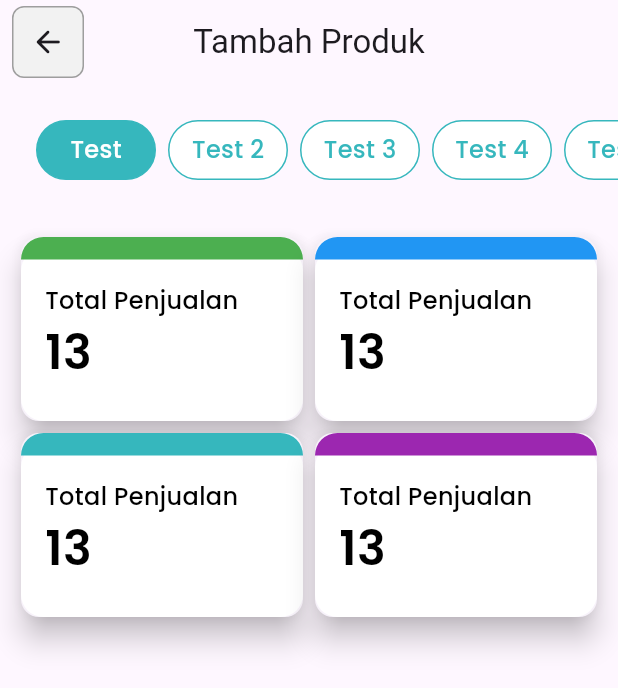
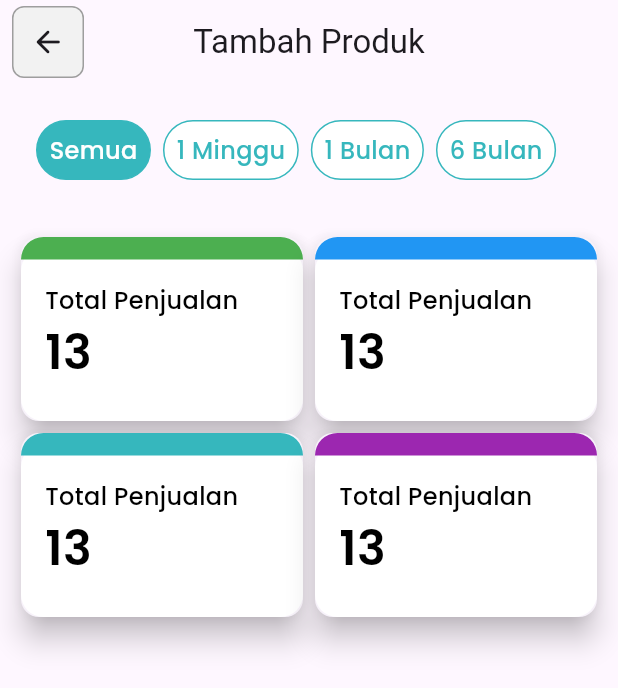
Before and after one commit to bioniclx/bionic, a Flutter app: the ReportSalesView screen opened by its route, on a phone screen of 412 x 824 dp. Shown: the top 688 px of the screen. Run offline on Flutter 3.47's test engine with Material 3 defaults, Android fonts, the phone set to English and light mode, and no system bars; our stand-ins replace cached_network_image, cloud_firestore, dropdown_search, firebase_auth, firebase_core, firebase_storage and 3 more; missing offline and left inert: firebase_cloud_firestore; accounts and stored records are empty; statements that could not run were skipped.

Commit message:
clicked function category using list

```diff
--- a/lib/app/components/custom_report_catgory.dart
+++ b/lib/app/components/custom_report_catgory.dart
@@ -22,13 +22,14 @@ class CustomReportCategory extends StatelessWidget {
     return GestureDetector(
       onTap: onTap,
       child: Container(
-        width: 80,
         height: 40,
         decoration: BoxDecoration(
           color: backgroundColor,
           borderRadius: BorderRadius.circular(20.0),
           border: Border.all(color: borderColor),
         ),
+        child: Padding(
+          padding: const EdgeInsets.all(paddingSmall),
           child: Center(
             child: CustomText(
               text: text,
@@ -38,6 +39,7 @@ class CustomReportCategory extends StatelessWidget {
             ),
           ),
         ),
+      ),
     );
   }
 }
--- a/lib/app/modules/report_sales/controllers/report_sales_controller.dart
+++ b/lib/app/modules/report_sales/controllers/report_sales_controller.dart
@@ -1,6 +1,28 @@
+import 'package:bionic/app/utils/utility.dart';
 import 'package:get/get.dart';
 
 class ReportSalesController extends GetxController {
+  //create list for category
+  final sortedBy = [
+    "Semua",
+    "1 Minggu",
+    "1 Bulan",
+    "6 Bulan",
+  ];
+
+  //change background and text color every time selectedCategory changed
+  isActivated(int index, bool isText) {
+    //check function called for text or not
+    if (isText) {
+      return activatedCategoryText(selectedCategory.value, index);
+    } else {
+      return activatedCategoryBackground(selectedCategory.value, index);
+    }
+  }
+
+  //make a variable to change to store every time index clicked
+  var selectedCategory = 0.obs;
+
   @override
   void onInit() {
     super.onInit();
--- a/lib/app/modules/report_sales/views/report_sales_view.dart
+++ b/lib/app/modules/report_sales/views/report_sales_view.dart
@@ -46,53 +46,34 @@ class ReportSalesView extends GetView<ReportSalesController> {
               padding: const EdgeInsets.all(8.0),
               child: Row(
                 children: [
-                  CustomReportCategory(
-                    text: "Test",
-                    backgroundColor: primary,
-                    borderColor: primary,
-                    textColor: Colors.white,
-                    onTap: () {
-                      Get.snackbar('title', 'Test 1');
-                    },
-                  ),
-                  const SizedBox(width: paddingSmall),
-                  CustomReportCategory(
-                    text: "Test 2",
-                    backgroundColor: Colors.white,
-                    borderColor: primary,
-                    textColor: primary,
-                    onTap: () {
-                      Get.snackbar('title', "Test 2");
-                    },
-                  ),
-                  const SizedBox(width: paddingSmall),
-                  CustomReportCategory(
-                    text: "Test 3",
-                    backgroundColor: Colors.white,
-                    borderColor: primary,
-                    textColor: primary,
-                    onTap: () {
-                      Get.snackbar('title', "Test 3");
-                    },
-                  ),
-                  const SizedBox(width: paddingSmall),
-                  CustomReportCategory(
-                    text: "Test 4",
-                    backgroundColor: Colors.white,
-                    borderColor: primary,
-                    textColor: primary,
-                    onTap: () {
-                      Get.snackbar('title', "Test 4");
-                    },
-                  ),
-                  const SizedBox(width: paddingSmall),
-                  CustomReportCategory(
-                    text: "Test 4",
-                    backgroundColor: Colors.white,
-                    borderColor: primary,
-                    textColor: primary,
-                    onTap: () {
-                      Get.snackbar('title', "Test 4");
+                  //generate list
+                  ...List.generate(
+                    //length list by srotedBy length
+                    controller.sortedBy.length,
+                    (index) {
+                      return Padding(
+                        padding: const EdgeInsets.only(right: paddingSmall),
+                        child: Obx(
+                          () => CustomReportCategory(
+                            text: controller.sortedBy[index],
+                            //change background color by index value
+                            backgroundColor: controller.isActivated(
+                              index,
+                              false,
+                            ),
+                            borderColor: primary,
+                            //change text color by index value
+                            textColor: controller.isActivated(
+                              index,
+                              true,
+                            ),
+                            onTap: () {
+                              //change selctedCategory value to clicked index
+                              controller.selectedCategory.value = index;
+                            },
+                          ),
+                        ),
+                      );
                     },
                   ),
                 ],
--- a/lib/app/utils/utility.dart
+++ b/lib/app/utils/utility.dart
@@ -67,6 +67,22 @@ String getRoleAccount(String role) {
   }
 }
 
+Color activatedCategoryBackground(int isActivated, int index) {
+  if (isActivated == index) {
+    return primary;
+  } else {
+    return Colors.white;
+  }
+}
+
+Color activatedCategoryText(int isActivated, int index) {
+  if (isActivated == index) {
+    return Colors.white;
+  } else {
+    return primary;
+  }
+}
+
 Color setReportBorderColor(int type) {
   if (type == 0) {
     return primary;
```
Lines whose indentation alone changed are shown as unchanged.
